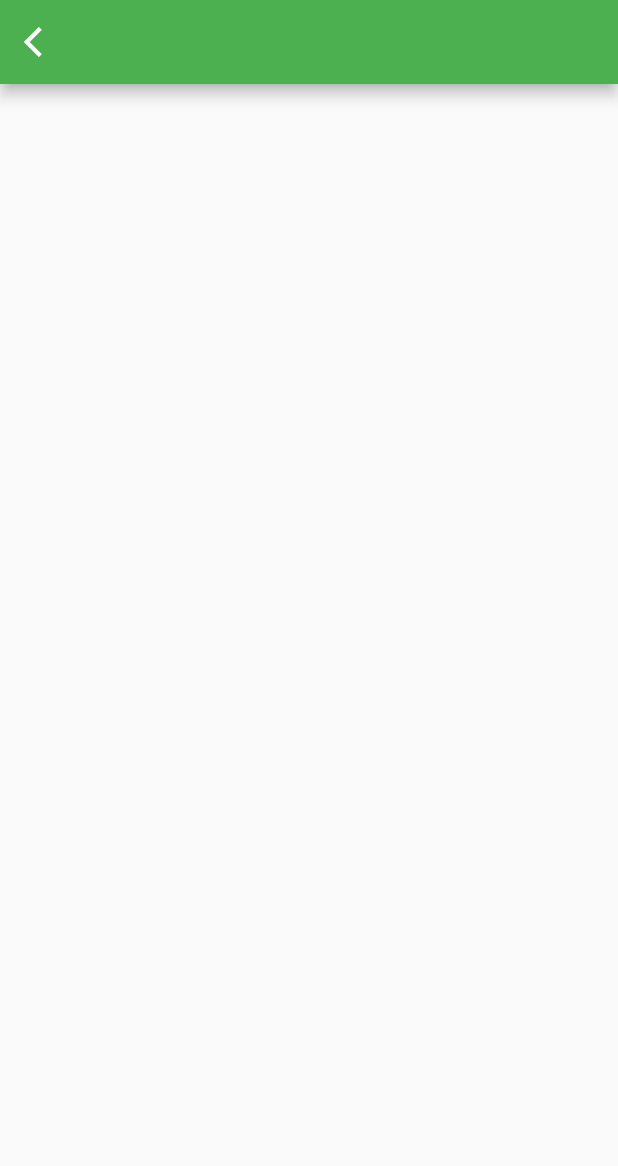
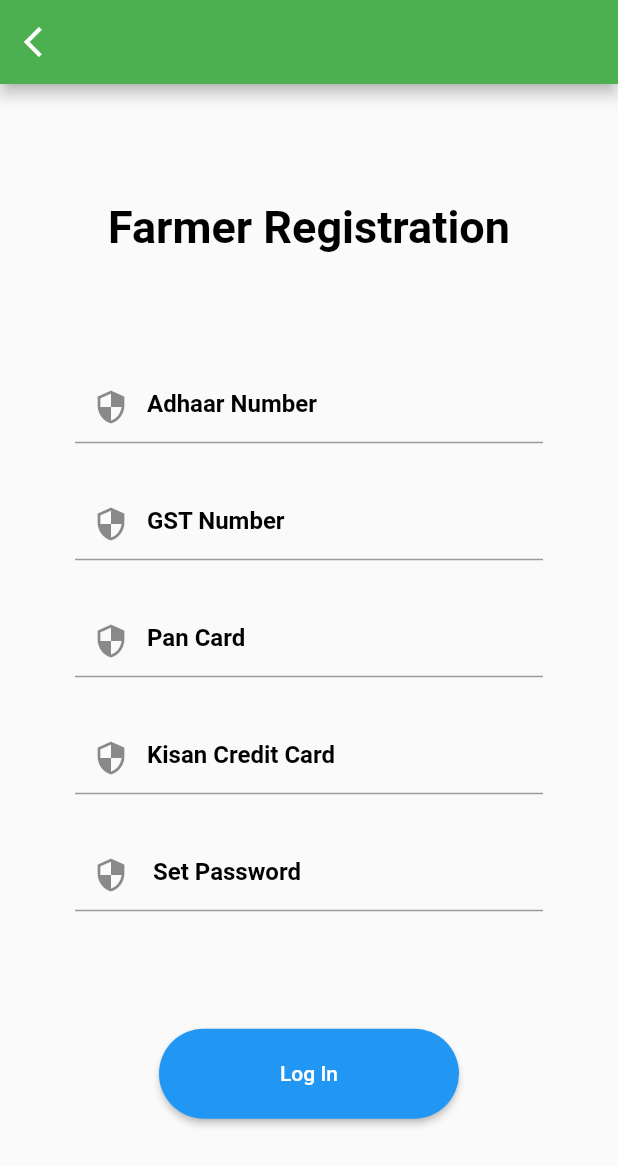
Before and after one commit to sainath-shetty/Farmco, a Flutter app: the screen it shows after launch, after a tap on the "admin panel settings" icon, on a phone screen of 412 x 824 dp. Shown: the top 1166 px of the screen. Run offline on Flutter 3.47's test engine with Material 2 defaults, Android fonts, the phone set to English and light mode, and no system bars.

Commit message:
2nd commit

```diff
--- a/lib/screen/admin_page.dart
+++ b/lib/screen/admin_page.dart
@@ -1,6 +1,14 @@
 import 'package:flutter/material.dart';
+
+import '../widgets/textfield.dart';
+import 'home_page.dart';
 class adminLoginPage extends StatelessWidget {
-  const adminLoginPage({Key? key}) : super(key: key);
+  final _formkey = GlobalKey<FormState>();
+  TextEditingController adhaarNumber = TextEditingController();
+  TextEditingController adminPassword = TextEditingController();
+  TextEditingController panCard = TextEditingController();
+  TextEditingController gstNumber = TextEditingController();
+  TextEditingController kisanCard = TextEditingController();
 
   @override
   Widget build(BuildContext context) {
@@ -16,6 +24,81 @@ class adminLoginPage extends StatelessWidget {
         ),
 
       ),
+      body: Container(
+        margin: EdgeInsets.symmetric(horizontal: 50),
+        child: Column(
+          crossAxisAlignment: CrossAxisAlignment.center,
+          mainAxisAlignment: MainAxisAlignment.spaceEvenly,
+          children: [
+            Center(
+                child: Text(
+                  'Farmer Registration',
+                  style: TextStyle(
+                      color: Colors.black,
+                      fontSize: 30,
+                      fontWeight: FontWeight.bold),
+                )),
+            Column(
+              children: [
+                MyTextField(
+                    hintText: "Adhaar Number",
+                    obscureText: false,
+                    controller: adhaarNumber),
+
+                SizedBox(
+                  height: 30,
+                ),
+                MyTextField(
+                  hintText: "GST Number",
+                  obscureText: false,
+                  controller: gstNumber,
+                ),
+                SizedBox(
+                  height: 30,
+                ),
+                MyTextField(
+                  hintText: "Pan Card",
+                  obscureText: false,
+                  controller: panCard,
+                ),
+                SizedBox(
+                  height: 30,
+                ),
+                MyTextField(
+                  hintText: "Kisan Credit Card",
+                  obscureText: false,
+                  controller: kisanCard,
+                ),
+                SizedBox(
+                  height: 30,
+                ),
+                MyTextField(
+                  hintText: " Set Password",
+                  obscureText: true,
+                  controller: adminPassword,
+                ),
+              ],
+            ),
+            Center(
+              child: Container(
+                height: 60,
+                width: 200,
+                child: ElevatedButton(
+                  onPressed: (){Navigator.push(
+                    context,
+                    MaterialPageRoute(builder: (context) => HomePage()),
+                  );},
+                  child: Text('Log In'),
+                  style: ElevatedButton.styleFrom(
+                      backgroundColor: Colors.blue,
+                      shape: RoundedRectangleBorder(
+                          borderRadius: BorderRadius.circular(30))),
+                ),
+              ),
+            )
+          ],
+        ),
+      ),
 
 
     );
```
Also changed, not shown: lib/screen/login_page.dart (line endings or trailing spaces).
